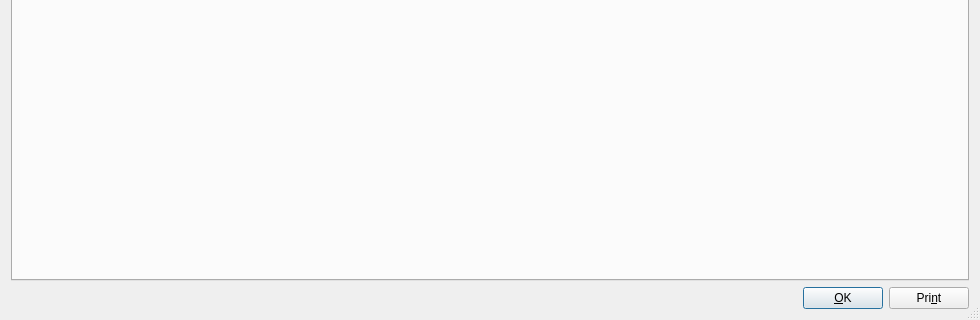
KDE/kmymoney, file kmymoney/plugins/reconciliationreport/kreconciliationreportdlgdecl.ui: the form before one commit; both pictures show x 0 to 980 and y 160 to 480 of the 980 by 480 pixel window.
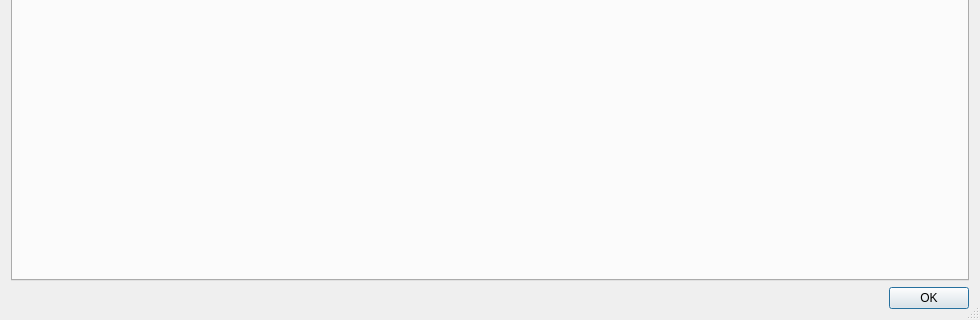
The form after the commit.

Commit message:
Use QDialogButtonBox when possible
Switch few dialogs to QDialogButtonBox instead of manually creating the
buttons of dialogs: this avoids wasting strings in UI files, and to
override them later using KStandardGuiItem elements.

```diff
--- a/kmymoney/plugins/reconciliationreport/kreconciliationreportdlgdecl.ui
+++ b/kmymoney/plugins/reconciliationreport/kreconciliationreportdlgdecl.ui
@@ -37,38 +37,11 @@
     </widget>
    </item>
    <item>
-    <layout class="QHBoxLayout">
-     <item>
-      <spacer name="spacer12">
-       <property name="orientation">
-        <enum>Qt::Horizontal</enum>
-       </property>
-       <property name="sizeType">
-        <enum>QSizePolicy::Expanding</enum>
-       </property>
-       <property name="sizeHint" stdset="0">
-        <size>
-         <width>40</width>
-         <height>20</height>
-        </size>
-       </property>
-      </spacer>
-     </item>
-     <item>
-      <widget class="QPushButton" name="m_okButton">
-       <property name="text">
-        <string>&amp;OK</string>
-       </property>
-      </widget>
-     </item>
-     <item>
-      <widget class="QPushButton" name="m_printButton">
-       <property name="text">
-        <string>Pri&amp;nt</string>
-       </property>
-      </widget>
-     </item>
-    </layout>
+    <widget class="QDialogButtonBox" name="m_buttonBox">
+     <property name="standardButtons">
+      <set>QDialogButtonBox::Ok</set>
+     </property>
+    </widget>
    </item>
   </layout>
  </widget>
```
Left out of the diff: 14 changed lines with no effect on the pictures. The commit also changes 27 other files.
